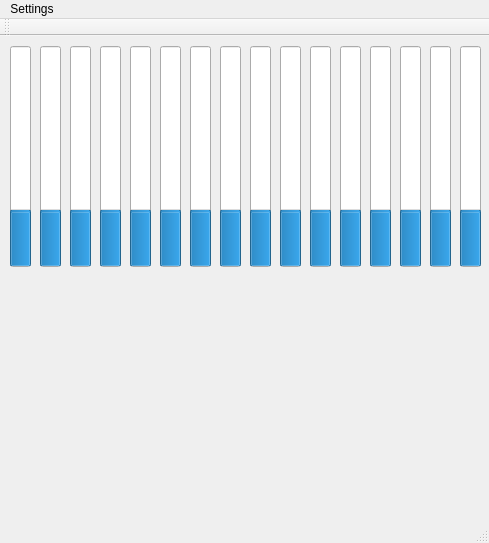
First picture: the form in EqualizerGUI/mainwindow.ui, repository WilNeeley/EqualizerGUI, before the edit.
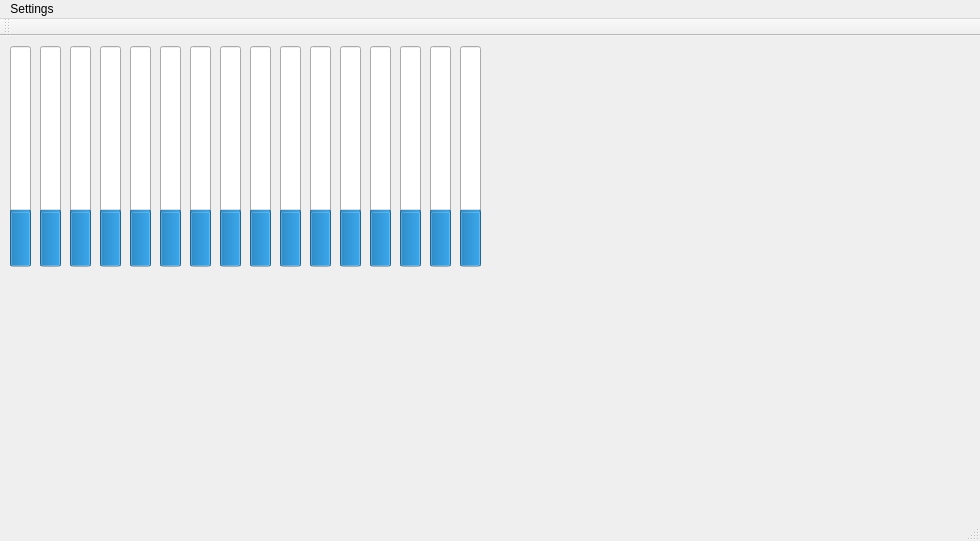
Second picture: the form after the edit. Custom widgets are drawn as their Qt base class.

Commit message: Added Bar Plot

Diff of the .ui file:
```diff
--- a/EqualizerGUI/mainwindow.ui
+++ b/EqualizerGUI/mainwindow.ui
@@ -6,8 +6,8 @@
    <rect>
     <x>0</x>
     <y>0</y>
-    <width>489</width>
-    <height>543</height>
+    <width>980</width>
+    <height>541</height>
    </rect>
   </property>
   <property name="windowTitle">
@@ -424,13 +424,23 @@
      </rect>
     </property>
    </widget>
+   <widget class="QCustomPlot" name="barplot" native="true">
+    <property name="geometry">
+     <rect>
+      <x>500</x>
+      <y>270</y>
+      <width>471</width>
+      <height>211</height>
+     </rect>
+    </property>
+   </widget>
   </widget>
   <widget class="QMenuBar" name="menuBar">
    <property name="geometry">
     <rect>
      <x>0</x>
      <y>0</y>
-     <width>489</width>
+     <width>980</width>
      <height>21</height>
     </rect>
    </property>
```
The commit also changes 14 other files.
